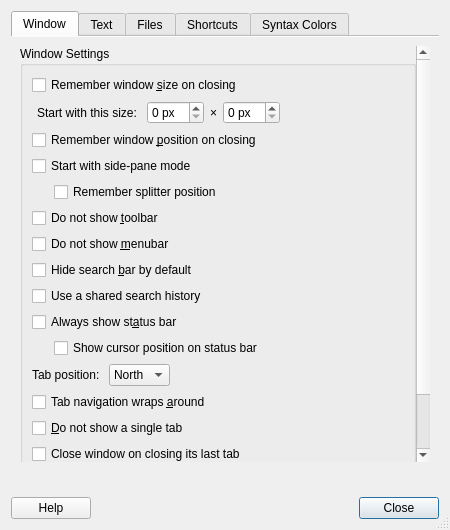
The window that featherpad/prefDialog.ui (tembun/fpad) describes before a commit, drawn with Qt 5.
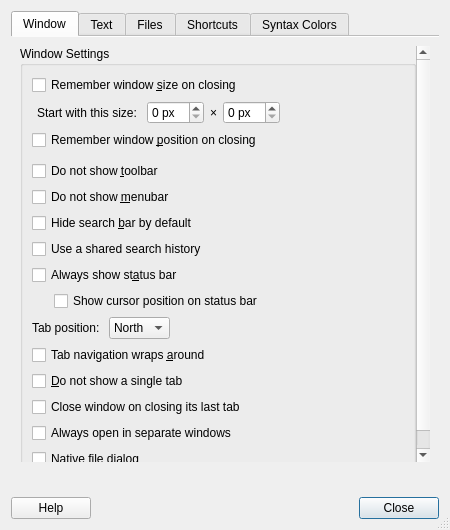
The same window after the commit. Icons and pictures are not drawn.

Commit message: remove side pane

```diff
--- a/featherpad/prefDialog.ui
+++ b/featherpad/prefDialog.ui
@@ -153,17 +153,6 @@
                 </property>
                </widget>
               </item>
-              <item>
-               <widget class="QCheckBox" name="sidePaneBox">
-                <property name="toolTip">
-                 <string>Most suitable with sessions
-but without tab functionality.</string>
-                </property>
-                <property name="text">
-                 <string>Start with side-pane mode</string>
-                </property>
-               </widget>
-              </item>
               <item>
                <layout class="QHBoxLayout" name="horizontalLayout_1">
                 <item>
@@ -182,16 +171,6 @@
                   </property>
                  </spacer>
                 </item>
-                <item>
-                 <widget class="QCheckBox" name="sidePaneSizeBox">
-                  <property name="toolTip">
-                   <string>Uncheck for 1/5 of the width.</string>
-                  </property>
-                  <property name="text">
-                   <string>Remember splitter position</string>
-                  </property>
-                 </widget>
-                </item>
                </layout>
               </item>
               <item>
```
The commit also changes 11 other files.
